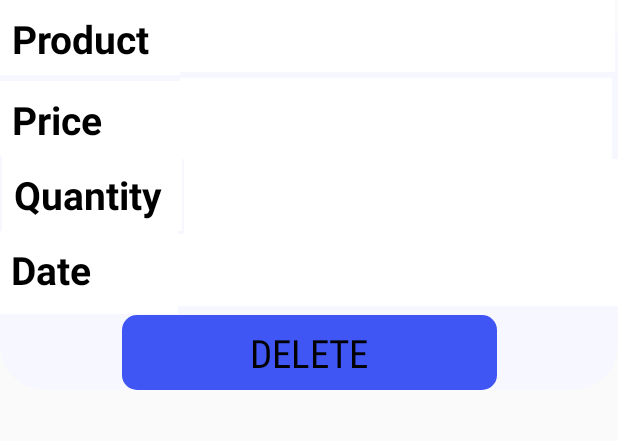
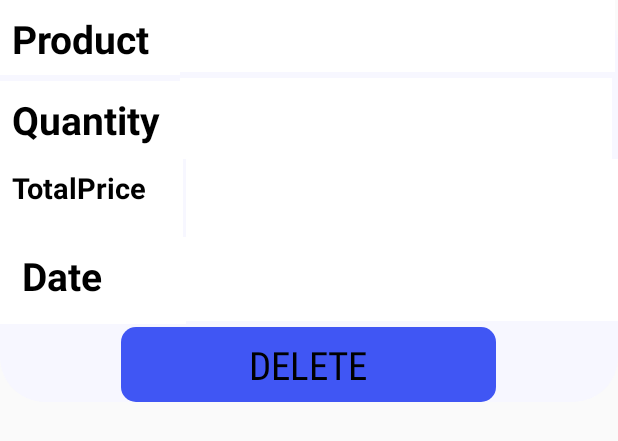
Before and after one commit to WenDEVLIFE/Mherl-Management-System-App, an Android app: the layout salesitem.xml on its own in the app's theme, with its tools: preview values and no code run, on a phone screen of 412 x 824 dp. Shown: the top 441 px of the screen. Run offline under Robolectric (Android 15) with nearby library versions, the light colour scheme and no system bars.

Commit message:
Fifx the design and dimension of salesitem.xml

```diff
--- a/app/src/main/java/FirebaseController/FirebaseController.java
+++ b/app/src/main/java/FirebaseController/FirebaseController.java
@@ -315,7 +315,7 @@ public class FirebaseController {
                     // For data snapshot
                     for (DataSnapshot snapshot : dataSnapshot.getChildren()) {
                         long total_price = 0;
-                        int price = snapshot.child("price").getValue(Integer.class);
+                        int price = snapshot.child("totalprice").getValue(Integer.class);
                         total_price += price;
 
                         // This will count the price
--- a/app/src/main/java/functions/SalesAdapter.java
+++ b/app/src/main/java/functions/SalesAdapter.java
@@ -90,7 +90,7 @@ public class SalesAdapter extends RecyclerView.Adapter<SalesAdapter.SalesViewHol
         public void bind(Sales info) {
             // Bind data to views
             productname.setText(info.getProductName());
-            price.setText(info.getTotalprice());
+            price.setText(String.valueOf(info.getTotalprice()));
             quantity.setText(String.valueOf(info.getQuantity()));
             date.setText(info.getDate());
         }
--- a/app/src/main/res/layout/salesitem.xml
+++ b/app/src/main/res/layout/salesitem.xml
@@ -36,7 +36,7 @@
 
     <TextView
             android:id="@+id/NAME2"
-            android:text="Price"
+            android:text="Quantity"
             android:layout_width="120dp"
             android:layout_height="50dp"
             android:textSize="@dimen/_20sdp"
@@ -50,30 +50,33 @@
 
     <TextView
             android:id="@+id/NAME12"
-            android:text="Quantity"
-            android:layout_width="120dp"
-            android:layout_height="50dp"
-            android:textSize="@dimen/_20sdp"
+            android:text="TotalPrice"
+            android:layout_width="122dp"
+            android:layout_height="54dp"
+            android:textSize="@dimen/_15sdp"
             android:textStyle="bold"
             android:textColor="@color/black"
             android:padding="8dp"
             android:background="@color/white"
             app:layout_constraintStart_toStartOf="parent"
             app:layout_constraintEnd_toStartOf="@+id/quantity"
-            app:layout_constraintTop_toBottomOf="@+id/NAME2" />
+            app:layout_constraintTop_toBottomOf="@+id/NAME2"
+            app:layout_constraintHorizontal_bias="0.0" />
 
     <TextView
             android:id="@+id/NAME1"
-            android:text="Date"
-            android:layout_width="119dp"
-            android:layout_height="55dp"
+            android:text=" Date"
+            android:layout_width="124dp"
+            android:layout_height="58dp"
             android:textSize="@dimen/_20sdp"
             android:textStyle="bold"
             android:textColor="@color/black"
             android:padding="8dp"
             android:background="@color/white"
             app:layout_constraintTop_toBottomOf="@+id/NAME12"
-            app:layout_constraintEnd_toStartOf="@+id/date" />
+            app:layout_constraintEnd_toStartOf="@+id/date"
+            app:layout_constraintStart_toStartOf="parent"
+            app:layout_constraintHorizontal_bias="0.0" />
 
     <TextView
             android:id="@+id/price"
@@ -89,8 +92,8 @@
 
     <TextView
             android:id="@+id/quantity"
-            android:layout_width="289dp"
-            android:layout_height="50dp"
+            android:layout_width="288dp"
+            android:layout_height="54dp"
             android:textColor="@color/black"
             android:textSize="@dimen/_20sdp"
             android:padding="8dp"
@@ -100,8 +103,8 @@
 
     <TextView
             android:id="@+id/date"
-            android:layout_width="294dp"
-            android:layout_height="48dp"
+            android:layout_width="288dp"
+            android:layout_height="54dp"
             android:textColor="@color/black"
             android:textSize="@dimen/_20sdp"
             android:padding="8dp"
@@ -121,7 +124,8 @@
             android:onClick="onDeleteButtonClick"
             app:layout_constraintStart_toStartOf="parent"
             app:layout_constraintEnd_toEndOf="parent"
-            android:layout_marginTop="6dp"
-            app:layout_constraintTop_toBottomOf="@+id/date" />
+            android:layout_marginTop="4dp"
+            app:layout_constraintTop_toBottomOf="@+id/date"
+            app:layout_constraintHorizontal_bias="0.496" />
 
 </androidx.constraintlayout.widget.ConstraintLayout>
```
Also changed, not shown: app/src/main/java/com/example/mherlsmanagementsystem/SalesProducts.java (+146 -1 lines), app/src/main/java/functions/Sales.java (+7 -7 lines).
